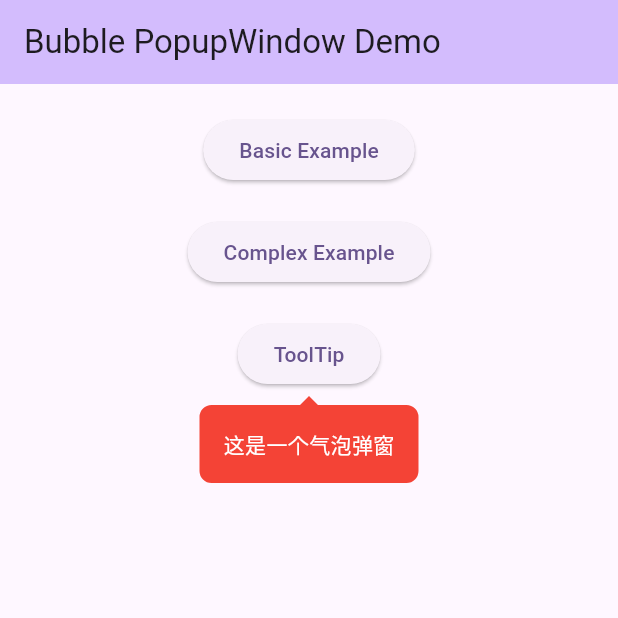
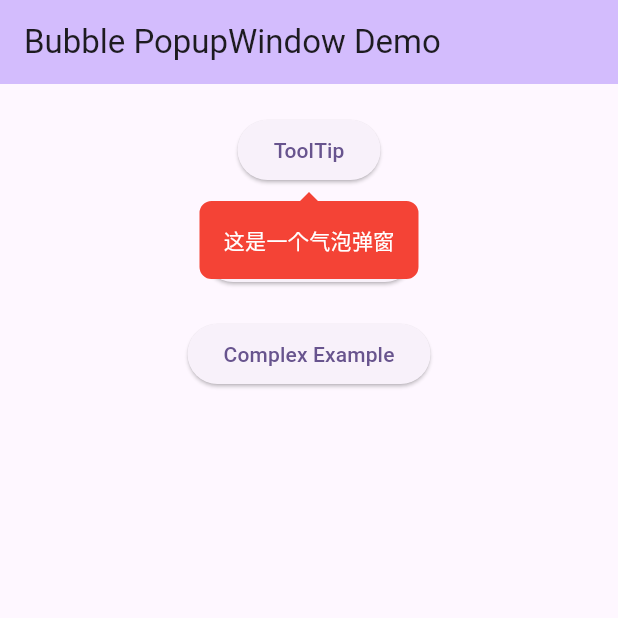
Before and after one commit to kongpf8848/bubble_popup_window, a Flutter app: the screen it shows after launch, after a tap on "ToolTip", on a phone screen of 412 x 824 dp, the top half of it. Run offline on Flutter 3.47's test engine with Material 3 defaults, Android fonts, the phone set to English and light mode, and no system bars.

Commit message:
优化代码

```diff
--- a/example/lib/main.dart
+++ b/example/lib/main.dart
@@ -47,32 +47,6 @@ class _MyHomePageState extends State<MyHomePage> {
             const SizedBox(
               height: 20,
             ),
-            ElevatedButton(
-              onPressed: () {
-                Navigator.push(context, MaterialPageRoute(
-                  builder: (BuildContext context) {
-                    return const BasicExample();
-                  },
-                ));
-              },
-              child: const Text("Basic Example"),
-            ),
-            const SizedBox(
-              height: 20,
-            ),
-            ElevatedButton(
-              onPressed: () {
-                Navigator.push(context, MaterialPageRoute(
-                  builder: (BuildContext context) {
-                    return const ComplexExample();
-                  },
-                ));
-              },
-              child: const Text("Complex Example"),
-            ),
-            const SizedBox(
-              height: 20,
-            ),
             Builder(builder: (anchorContext) {
               return ElevatedButton(
                 onPressed: () {
@@ -114,7 +88,33 @@ class _MyHomePageState extends State<MyHomePage> {
                 },
                 child: const Text("ToolTip"),
               );
-            })
+            }),
+            const SizedBox(
+              height: 20,
+            ),
+            ElevatedButton(
+              onPressed: () {
+                Navigator.push(context, MaterialPageRoute(
+                  builder: (BuildContext context) {
+                    return const BasicExample();
+                  },
+                ));
+              },
+              child: const Text("Basic Example"),
+            ),
+            const SizedBox(
+              height: 20,
+            ),
+            ElevatedButton(
+              onPressed: () {
+                Navigator.push(context, MaterialPageRoute(
+                  builder: (BuildContext context) {
+                    return const ComplexExample();
+                  },
+                ));
+              },
+              child: const Text("Complex Example"),
+            ),
           ],
         ),
       ), // This trailing comma makes auto-formatting nicer for build methods.
--- a/example/lib/pages/complex_example.dart
+++ b/example/lib/pages/complex_example.dart
@@ -72,7 +72,7 @@ class _ComplexExampleState extends State<ComplexExample> {
                           (item) => GestureDetector(
                             behavior: HitTestBehavior.translucent,
                             onTap: () {
-                              print("onTap");
+                              debugPrint("onTap:${item.title}");
                               Navigator.of(context).pop();
                             },
                             child: Container(
--- a/lib/src/bubble_popup_window.dart
+++ b/lib/src/bubble_popup_window.dart
@@ -1,7 +1,7 @@
 import 'package:bubble_popup_window/bubble_popup_window.dart';
 import 'package:flutter/material.dart';
 
-const Duration _kDuration = Duration(milliseconds: 300);
+const Duration _kPopupDuration = Duration(milliseconds: 300);
 
 class BubblePopupWindow {
   static void show({
@@ -36,7 +36,7 @@ class BubblePopupWindow {
     //箭头高度
     double arrowHeight = 5.0,
   }) {
-    var _bubbleWidget = _BubblePopupWidget(
+    final bubbleWidget = _BubblePopupWidget(
       anchorContext: anchorContext,
       bubbleChild: child,
       direction: direction,
@@ -56,12 +56,13 @@ class BubblePopupWindow {
       _BubblePopupRoute(
         maskColor: maskColor,
         dismissOnTouchOutside: dismissOnTouchOutside,
-        child: _bubbleWidget,
+        child: bubbleWidget,
       ),
     );
   }
 }
 
+//气泡弹窗路由
 class _BubblePopupRoute<T> extends PopupRoute<T> {
   final Color? maskColor;
   final bool dismissOnTouchOutside;
@@ -83,7 +84,7 @@ class _BubblePopupRoute<T> extends PopupRoute<T> {
   bool get barrierDismissible => dismissOnTouchOutside;
 
   @override
-  Duration get transitionDuration => _kDuration;
+  Duration get transitionDuration => _kPopupDuration;
 
   @override
   Widget buildPage(BuildContext context, Animation<double> animation,
@@ -138,10 +139,11 @@ class _BubblePopupWidget extends StatefulWidget {
 class _BubblePopupWidgetState extends State<_BubblePopupWidget>
     with SingleTickerProviderStateMixin {
   final GlobalKey _bubbleKey = GlobalKey();
-  BubbleDirection? _finalDirection;
+
   late AnimationController _controller;
   late Animation<double> _animation;
   Offset? _bubbleOffset = Offset.zero;
+  BubbleDirection? _finalDirection;
   double? _arrowOffset;
   Rect _anchorRect = Rect.zero;
   Rect _boundaryRect = Rect.zero;
@@ -149,14 +151,28 @@ class _BubblePopupWidgetState extends State<_BubblePopupWidget>
   @override
   void initState() {
     super.initState();
-    _controller = AnimationController(duration: _kDuration, vsync: this);
-    _animation =
-        CurvedAnimation(parent: _controller, curve: Curves.fastOutSlowIn);
+    _finalDirection = widget.direction;
+    _initializeAnimation();
+    _schedulePositionCalculation();
+  }
+
+  void _initializeAnimation() {
+    _controller = AnimationController(
+      duration: _kPopupDuration,
+      vsync: this,
+    );
+    _animation = CurvedAnimation(
+      parent: _controller,
+      curve: Curves.fastOutSlowIn,
+    );
     _controller.forward();
-    _finalDirection = widget.direction;
+  }
 
+  void _schedulePositionCalculation() {
     WidgetsBinding.instance.addPostFrameCallback((_) {
-      _calculatePosition();
+      if (mounted) {
+        _calculatePosition();
+      }
     });
   }
 
@@ -184,41 +200,48 @@ class _BubblePopupWidgetState extends State<_BubblePopupWidget>
     );
 
     final bubbleRenderObject = _bubbleKey.currentContext?.findRenderObject();
-    if (bubbleRenderObject is RenderBox) {
-      final RenderBox bubbleBox = bubbleRenderObject;
-      final bubbleSize = bubbleBox.size;
-      // 计算气泡位置
-      var popRect =
-          _calculateRect(widget.direction, _anchorRect, bubbleSize, widget.gap);
-      //调整方向
-      _finalDirection = _adjustDirection(
-          widget.direction, _boundaryRect, popRect, _anchorRect);
-      if (_finalDirection != widget.direction) {
-        popRect = _calculateRect(
-            _finalDirection!, _anchorRect, bubbleSize, widget.gap);
-      }
+    if (bubbleRenderObject is! RenderBox) return;
+    final bubbleSize = bubbleRenderObject.size;
 
-      popRect = _keepInside(_boundaryRect, popRect);
+    //计算弹窗区域
+    var popRect = _calculateRect(widget.direction, _anchorRect, bubbleSize);
+    //调整方向
+    _finalDirection = _adjustDirection(popRect);
+    if (_finalDirection != widget.direction) {
+      popRect = _calculateRect(_finalDirection!, _anchorRect, bubbleSize);
+    }
+    popRect = _constrainToBoundary(popRect);
 
-      // 计算箭头偏移
-      double? arrowOffset;
-      if (_finalDirection!.isVertical) {
-        arrowOffset = _anchorRect.center.dx - popRect.left;
-      } else if (_finalDirection!.isHorizontal) {
-        arrowOffset = _anchorRect.center.dy - popRect.top;
-      }
+    // 计算箭头偏移
+    final arrowOffset = _calculateArrowOffset(popRect);
 
-      setState(() {
+    // 刷新UI
+    setState(() {
+      if (mounted) {
         _bubbleOffset = popRect.topLeft;
         _arrowOffset = arrowOffset;
-      });
+      }
+    });
+  }
+
+  double? _calculateArrowOffset(Rect popRect) {
+    if (!widget.showArrow) {
+      return null;
     }
+
+    if (_finalDirection!.isVertical) {
+      return _anchorRect.center.dx - popRect.left;
+    } else if (_finalDirection!.isHorizontal) {
+      return _anchorRect.center.dy - popRect.top;
+    }
+
+    return 0.0;
   }
 
   Rect _calculateRect(
-      BubbleDirection direction, Rect anchorRect, Size bubbleSize, double gap) {
-    final dx = (anchorRect.width + bubbleSize.width) / 2 + gap;
-    final dy = (anchorRect.height + bubbleSize.height) / 2 + gap;
+      BubbleDirection direction, Rect anchorRect, Size bubbleSize) {
+    final dx = (anchorRect.width + bubbleSize.width) / 2 + widget.gap;
+    final dy = (anchorRect.height + bubbleSize.height) / 2 + widget.gap;
     Offset offset;
 
     switch (direction) {
@@ -265,64 +288,36 @@ class _BubblePopupWidgetState extends State<_BubblePopupWidget>
         center: center, width: bubbleSize.width, height: bubbleSize.height);
   }
 
-  BubbleDirection _adjustDirection(
-      BubbleDirection direction, Rect container, Rect child, Rect anchorRect) {
-    switch (direction) {
-      case BubbleDirection.topStart:
-      case BubbleDirection.topCenter:
-      case BubbleDirection.topEnd:
-        if (child.top < container.top) {
-          return ~direction;
-        }
-        break;
-      case BubbleDirection.bottomStart:
-      case BubbleDirection.bottomCenter:
-      case BubbleDirection.bottomEnd:
-        if (child.bottom > container.bottom) {
-          return ~direction;
-        }
-        break;
-      case BubbleDirection.leftStart:
-      case BubbleDirection.leftCenter:
-      case BubbleDirection.leftEnd:
-        if (child.left < container.left) {
-          return ~direction;
-        }
-        break;
-      case BubbleDirection.rightStart:
-      case BubbleDirection.rightCenter:
-      case BubbleDirection.rightEnd:
-        if (child.right > container.right) {
-          return ~direction;
-        }
-        break;
+  BubbleDirection _adjustDirection(Rect popRect) {
+    if (_isOutOfBounds(popRect)) {
+      return ~widget.direction;
     }
-    return direction;
+    return widget.direction;
   }
 
-  //保持child在parent范围内
-  Rect _keepInside(Rect parent, Rect child) {
-    if (child.left < parent.left ||
-        child.right > parent.right ||
-        child.top < parent.top ||
-        child.bottom > parent.bottom) {
-      double dx = 0;
-      double dy = 0;
+  bool _isOutOfBounds(Rect popRect) {
+    return popRect.left < _boundaryRect.left ||
+        popRect.right > _boundaryRect.right ||
+        popRect.top < _boundaryRect.top ||
+        popRect.bottom > _boundaryRect.bottom;
+  }
 
-      if (child.left < parent.left) {
-        dx = parent.left - child.left;
-      } else if (child.right > parent.right) {
-        dx = parent.right - child.right;
-      }
-      if (child.top < parent.top) {
-        dy = parent.top - child.top;
-      } else if (child.bottom > parent.bottom) {
-        dy = parent.bottom - child.bottom;
-      }
-      return child.shift(Offset(dx, dy));
-    } else {
-      return child;
+  Rect _constrainToBoundary(Rect child) {
+    double dx = 0;
+    double dy = 0;
+    if (child.left < _boundaryRect.left) {
+      dx = _boundaryRect.left - child.left;
+    } else if (child.right > _boundaryRect.right) {
+      dx = _boundaryRect.right - child.right;
     }
+
+    if (child.top < _boundaryRect.top) {
+      dy = _boundaryRect.top - child.top;
+    } else if (child.bottom > _boundaryRect.bottom) {
+      dy = _boundaryRect.bottom - child.bottom;
+    }
+
+    return child.shift(Offset(dx, dy));
   }
 
   ArrowDirection bubbleToArrow(BubbleDirection bubbleDirection) {
@@ -354,7 +349,7 @@ class _BubblePopupWidgetState extends State<_BubblePopupWidget>
 
   @override
   Widget build(BuildContext context) {
-    print(
+    debugPrint(
         "++++++++++++++++_bubbleOffset:$_bubbleOffset,_finalDirection:$_finalDirection");
     return Stack(
       children: [
```
